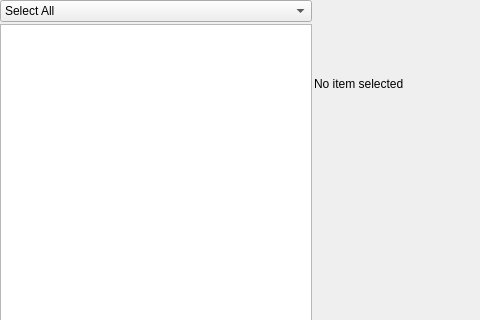
prymatex/prymatex, file src/prymatex/gui/bundles/ui_files/editor.ui: the form before one commit; both pictures show x 0 to 480 and y 0 to 320 of the 594 by 507 pixel window.
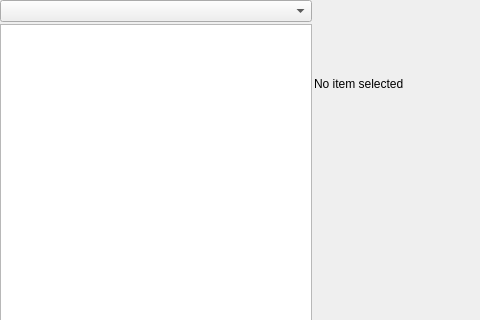
The form after the commit. Icons and pictures are not drawn.

Commit message: bundle editor filter and some bugfixs

What changed in the file:
```diff
--- a/src/prymatex/gui/bundles/ui_files/editor.ui
+++ b/src/prymatex/gui/bundles/ui_files/editor.ui
@@ -29,18 +29,7 @@
       <enum>QLayout::SetMaximumSize</enum>
      </property>
      <item>
-      <widget class="QComboBox" name="select_top">
-       <item>
-        <property name="text">
-         <string>Select All</string>
-        </property>
-       </item>
-       <item>
-        <property name="text">
-         <string>Hide All</string>
-        </property>
-       </item>
-      </widget>
+      <widget class="QComboBox" name="comboBoxItemFilter"/>
      </item>
      <item>
       <widget class="QTreeView" name="treeView"/>
```
The commit also changes 10 other files.
